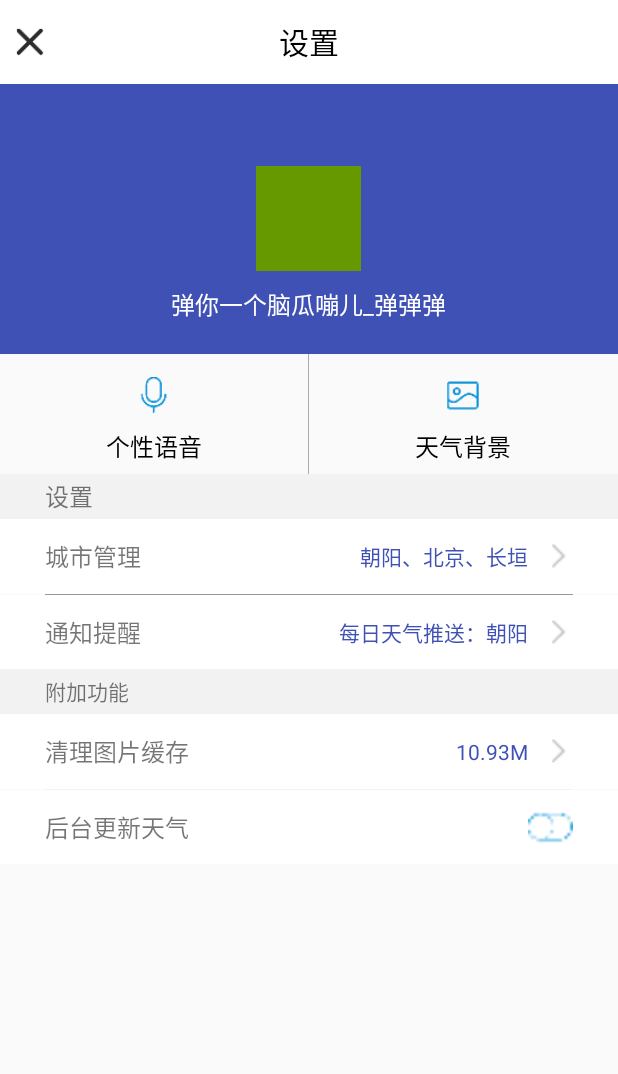
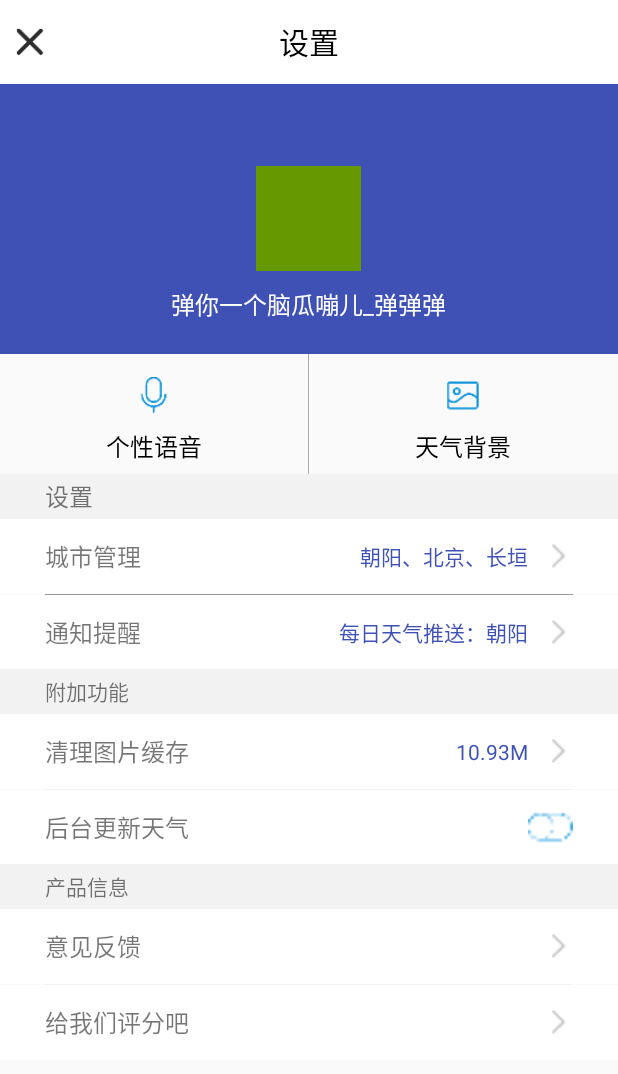
Before and after one commit to Fei627/coolweather, an Android app: the SetActivity screen opened directly, with no data from a screen before it, on a phone screen of 412 x 824 dp. Shown: the top 1074 px of the screen. Run offline under Robolectric (Android 15) with nearby library versions, the phone set to English and light mode, and no system bars.

Commit message:
完善设置界面

```diff
--- a/app/src/main/java/com/coolweather/android/SetActivity.java
+++ b/app/src/main/java/com/coolweather/android/SetActivity.java
@@ -3,6 +3,8 @@ package com.coolweather.android;
 import android.content.Context;
 import android.content.Intent;
 import android.content.SharedPreferences;
+import android.graphics.Color;
+import android.os.Build;
 import android.preference.PreferenceManager;
 import android.support.v7.app.AppCompatActivity;
 import android.os.Bundle;
@@ -38,6 +40,13 @@ public class SetActivity extends AppCompatActivity implements View.OnClickListen
     @Override
     protected void onCreate(Bundle savedInstanceState) {
         super.onCreate(savedInstanceState);
+        if (Build.VERSION.SDK_INT >= 21) {
+            View decorView = getWindow().getDecorView();
+            //设置状态栏文字和图标颜色为深色
+            decorView.setSystemUiVisibility(View.SYSTEM_UI_FLAG_LAYOUT_FULLSCREEN | View.SYSTEM_UI_FLAG_LIGHT_STATUS_BAR);
+            getWindow().setStatusBarColor(Color.WHITE);
+        }
+
         setContentView(R.layout.activity_set);
         //初始化控件
         backBtn = (Button) findViewById(R.id.set_nav_back);
--- a/app/src/main/res/layout/activity_set.xml
+++ b/app/src/main/res/layout/activity_set.xml
@@ -3,7 +3,8 @@
     xmlns:android="http://schemas.android.com/apk/res/android"
     android:orientation="vertical"
     android:layout_width="match_parent"
-    android:layout_height="match_parent">
+    android:layout_height="match_parent"
+    android:fitsSystemWindows="true">
 
     <include layout="@layout/set_navgation"/>
 
@@ -16,12 +17,12 @@
         <LinearLayout
             android:orientation="vertical"
             android:layout_width="match_parent"
-            android:layout_height="wrap_content"
-            android:fitsSystemWindows="true">
+            android:layout_height="wrap_content">
 
             <include layout="@layout/set_header"/>
             <include layout="@layout/set_list_set"/>
             <include layout="@layout/set_list_extra"/>
+            <include layout="@layout/set_list_info"/>
 
         </LinearLayout>
 
--- /dev/null
+++ b/app/src/main/res/layout/set_list_info.xml
@@ -0,0 +1,75 @@
+<?xml version="1.0" encoding="utf-8"?>
+<LinearLayout xmlns:android="http://schemas.android.com/apk/res/android"
+              android:orientation="vertical"
+              android:layout_width="match_parent"
+              android:layout_height="match_parent">
+
+    <LinearLayout
+        android:layout_width="match_parent"
+        android:layout_height="30dp"
+        android:background="#F2F2F2">
+
+        <TextView
+            android:text="产品信息"
+            android:layout_width="wrap_content"
+            android:layout_height="match_parent"
+            android:layout_marginLeft="30dp"
+            android:gravity="center_vertical"
+            android:textSize="14sp"/>
+
+    </LinearLayout>
+
+    <RelativeLayout
+        android:layout_width="match_parent"
+        android:layout_height="50dp"
+        android:background="#fff">
+
+        <TextView
+            android:text="意见反馈"
+            android:layout_width="wrap_content"
+            android:layout_height="match_parent"
+            android:textSize="16sp"
+            android:gravity="center_vertical"
+            android:layout_marginLeft="30dp"/>
+
+        <ImageView
+            android:layout_width="20dp"
+            android:layout_height="20dp"
+            android:layout_alignParentRight="true"
+            android:layout_centerVertical="true"
+            android:layout_marginRight="30dp"
+            android:src="@mipmap/ic_right_arrow"/>
+
+    </RelativeLayout>
+
+    <View
+        android:layout_width="match_parent"
+        android:layout_height="0.5dp"
+        android:layout_marginLeft="30dp"
+        android:layout_marginRight="30dp"
+        android:background="#F2F2F2"/>
+
+    <RelativeLayout
+        android:layout_width="match_parent"
+        android:layout_height="50dp"
+        android:background="#fff">
+
+        <TextView
+            android:text="给我们评分吧"
+            android:layout_width="wrap_content"
+            android:layout_height="match_parent"
+            android:textSize="16sp"
+            android:gravity="center_vertical"
+            android:layout_marginLeft="30dp"/>
+
+        <ImageView
+            android:layout_width="20dp"
+            android:layout_height="20dp"
+            android:layout_alignParentRight="true"
+            android:layout_marginRight="30dp"
+            android:layout_centerVertical="true"
+            android:src="@mipmap/ic_right_arrow"/>
+
+    </RelativeLayout>
+
+</LinearLayout>
```
